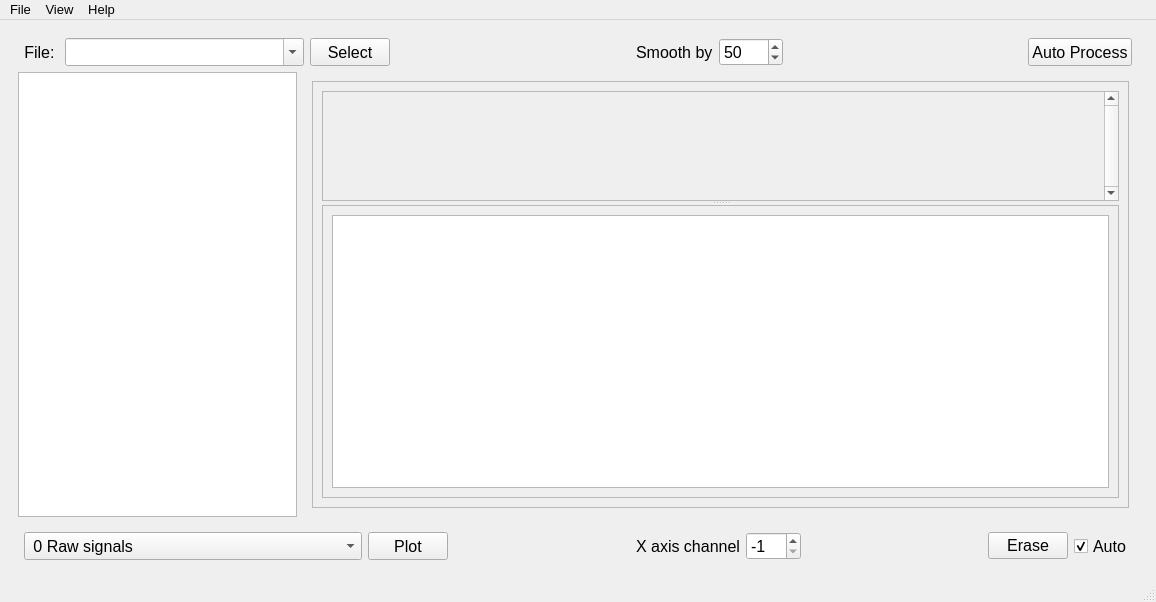
This is LoggerPlotter.ui in salinsalins/LoggerPlotterPy as Qt 5 draws it before an edit. The edited form follows.
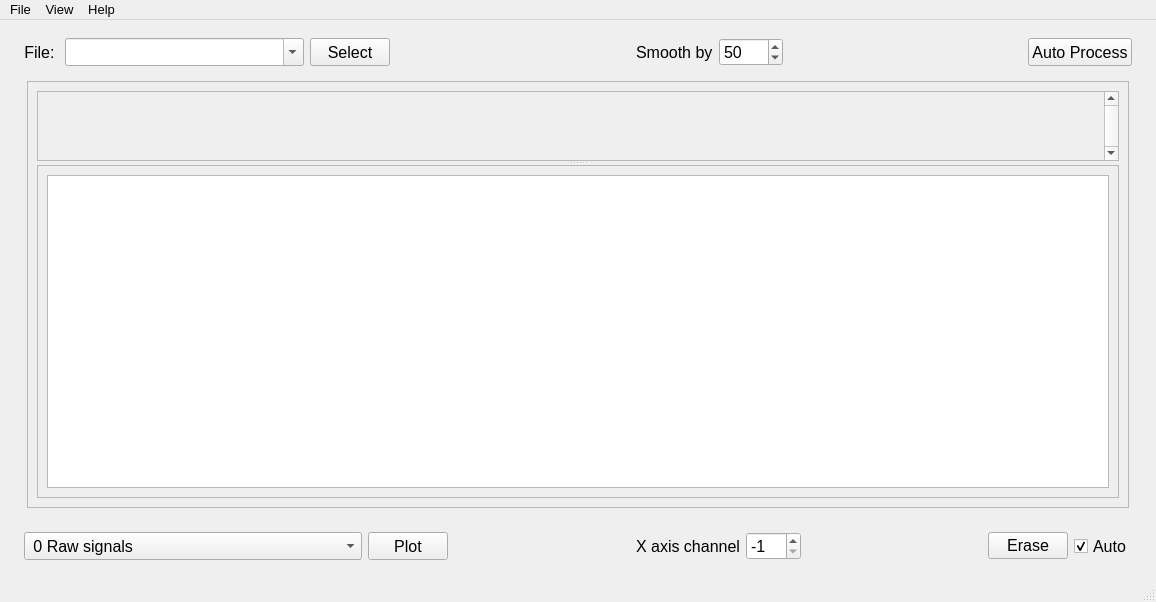
This is the edited form. Custom widgets are drawn as their Qt base class.

The edit to the form file:
```diff
--- a/LoggerPlotter.ui
+++ b/LoggerPlotter.ui
@@ -207,36 +207,6 @@
           <property name="rightMargin">
            <number>0</number>
           </property>
-          <item>
-           <widget class="QListWidget" name="listWidget">
-            <property name="sizePolicy">
-             <sizepolicy hsizetype="Expanding" vsizetype="Expanding">
-              <horstretch>1</horstretch>
-              <verstretch>0</verstretch>
-             </sizepolicy>
-            </property>
-            <property name="font">
-             <font>
-              <pointsize>12</pointsize>
-             </font>
-            </property>
-            <property name="midLineWidth">
-             <number>0</number>
-            </property>
-            <property name="editTriggers">
-             <set>QAbstractItemView::NoEditTriggers</set>
-            </property>
-            <property name="alternatingRowColors">
-             <bool>false</bool>
-            </property>
-            <property name="selectionMode">
-             <enum>QAbstractItemView::MultiSelection</enum>
-            </property>
-            <property name="horizontalScrollMode">
-             <enum>QAbstractItemView::ScrollPerPixel</enum>
-            </property>
-           </widget>
-          </item>
           <item>
            <widget class="QStackedWidget" name="stackedWidget">
             <property name="sizePolicy">
@@ -439,8 +409,8 @@
                 <property name="frameShadow">
                  <enum>QFrame::Raised</enum>
                 </property>
-                <layout class="QGridLayout" name="gridLayout">
-                 <item row="0" column="0">
+                <layout class="QVBoxLayout" name="verticalLayout">
+                 <item>
                   <widget class="QSplitter" name="splitter_2">
                    <property name="orientation">
                     <enum>Qt::Vertical</enum>
@@ -449,7 +419,7 @@
                     <property name="sizePolicy">
                      <sizepolicy hsizetype="Expanding" vsizetype="Expanding">
                       <horstretch>0</horstretch>
-                      <verstretch>4</verstretch>
+                      <verstretch>0</verstretch>
                      </sizepolicy>
                     </property>
                     <property name="verticalScrollBarPolicy">
@@ -463,8 +433,8 @@
                       <rect>
                        <x>0</x>
                        <y>0</y>
-                       <width>739</width>
-                       <height>123</height>
+                       <width>1063</width>
+                       <height>108</height>
                       </rect>
                      </property>
                      <property name="sizePolicy">
@@ -480,7 +450,7 @@
                     <property name="sizePolicy">
                      <sizepolicy hsizetype="Expanding" vsizetype="Expanding">
                       <horstretch>0</horstretch>
-                      <verstretch>1</verstretch>
+                      <verstretch>0</verstretch>
                      </sizepolicy>
                     </property>
                     <property name="widgetResizable">
@@ -491,8 +461,8 @@
                       <rect>
                        <x>0</x>
                        <y>0</y>
-                       <width>765</width>
-                       <height>178</height>
+                       <width>1080</width>
+                       <height>289</height>
                       </rect>
                      </property>
                      <property name="sizePolicy">
```
Left out of the diff: 2 changed lines with no effect on the pictures.
